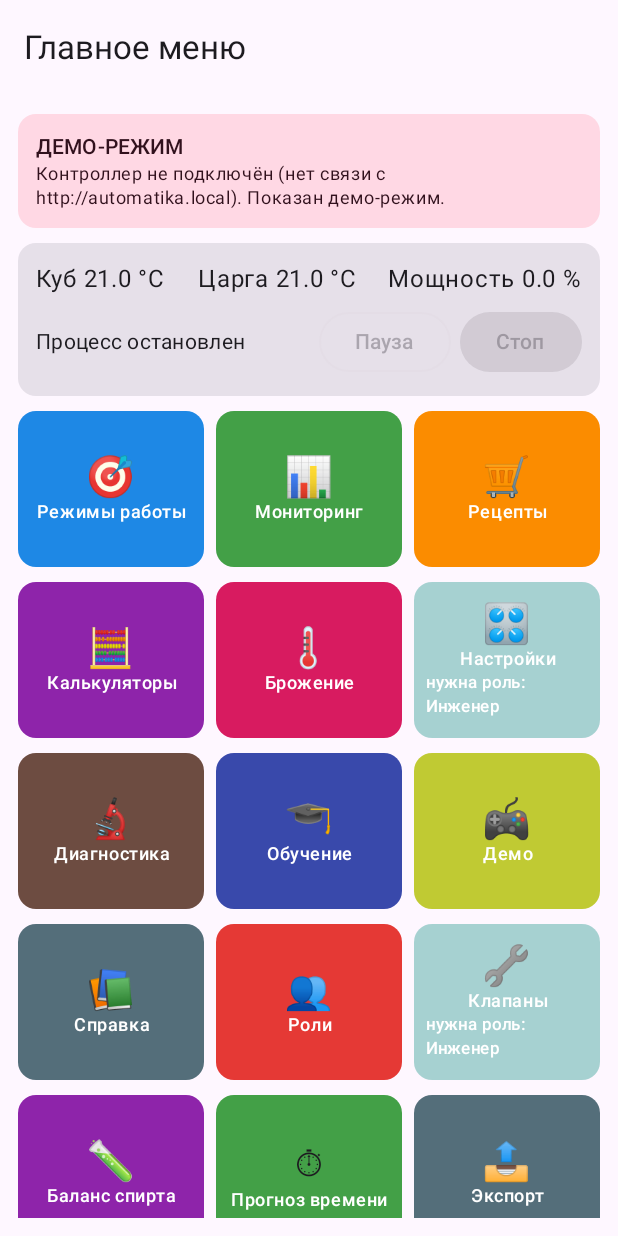
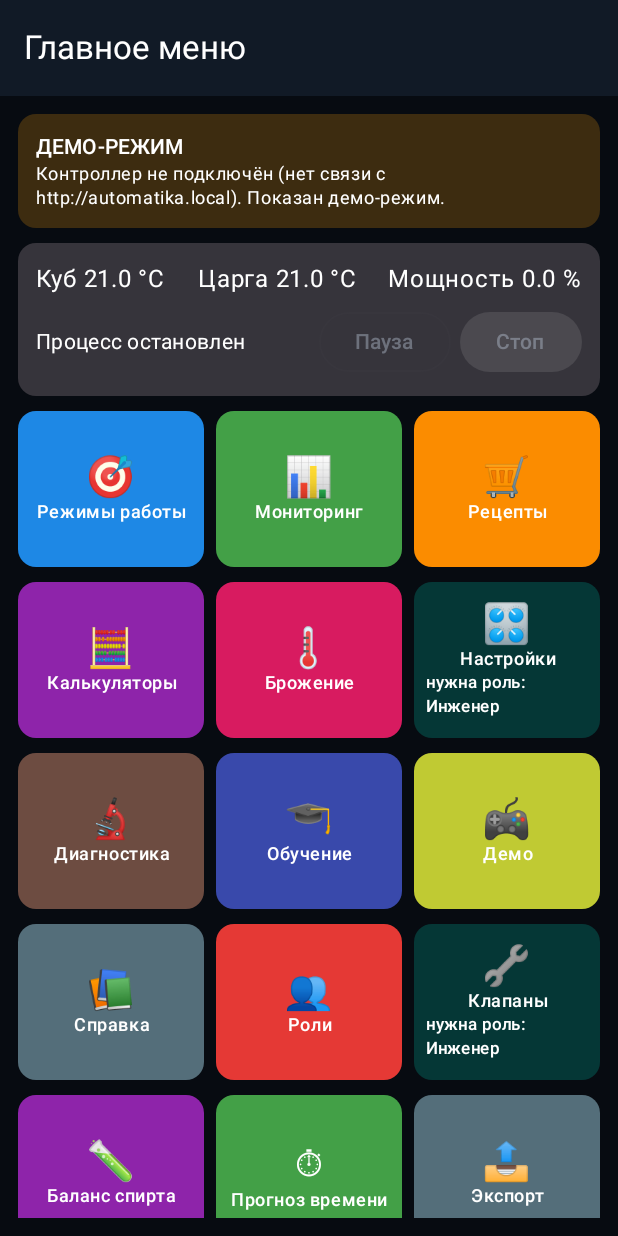
Before and after one commit to topsecret08/automatika_v2, an Android app built with Jetpack Compose: the screen it shows after launch (MainActivity), on a phone screen of 412 x 824 dp. Run offline under Robolectric (Android 15) with nearby library versions, the phone set to English and light mode, and no system bars; pictures from the network do not load.

Commit message:
Design part 1: dark navy palette, bottom nav, Android theme
- littlefs: tokens and components restyled toward the reference screens (solid navy bar, bordered cards, 4-tab bottom nav with active indicator).
- Android: AutomatikaTheme (dark color scheme shared with PWA) used in MainActivity.
- E2E: theme color assertion updated to the new background.

```diff
--- a/android/app/src/main/java/com/automatika/autopilot/MainActivity.kt
+++ b/android/app/src/main/java/com/automatika/autopilot/MainActivity.kt
@@ -8,6 +8,7 @@ import androidx.compose.material3.MaterialTheme
 import androidx.compose.material3.Surface
 import androidx.compose.ui.Modifier
 import androidx.lifecycle.viewmodel.compose.viewModel
+import com.automatika.autopilot.ui.AutomatikaTheme
 import com.automatika.autopilot.ui.AutopilotScreen
 import com.automatika.autopilot.ui.AutopilotViewModel
 import com.automatika.autopilot.ui.AutopilotViewModelFactory
@@ -16,8 +17,8 @@ class MainActivity : ComponentActivity() {
     override fun onCreate(savedInstanceState: Bundle?) {
         super.onCreate(savedInstanceState)
         setContent {
-            MaterialTheme {
-                Surface(modifier = Modifier.fillMaxSize()) {
+            AutomatikaTheme {
+                Surface(modifier = Modifier.fillMaxSize(), color = MaterialTheme.colorScheme.background) {
                     val vm: AutopilotViewModel = viewModel(
                         factory = AutopilotViewModelFactory(applicationContext),
                     )
--- /dev/null
+++ b/android/app/src/main/java/com/automatika/autopilot/ui/Theme.kt
@@ -0,0 +1,31 @@
+package com.automatika.autopilot.ui
+
+import androidx.compose.material3.MaterialTheme
+import androidx.compose.material3.darkColorScheme
+import androidx.compose.runtime.Composable
+import androidx.compose.ui.graphics.Color
+
+// Палитра совпадает с PWA (littlefs/css/tokens.css): тёмный navy, синий акцент.
+private val AutomatikaColors = darkColorScheme(
+    primary = Color(0xFF2F8CFF),
+    onPrimary = Color.White,
+    primaryContainer = Color(0xFF12324F),
+    onPrimaryContainer = Color.White,
+    secondary = Color(0xFF5E5CE6),
+    tertiary = Color(0xFFF5A524),
+    tertiaryContainer = Color(0xFF3D2C10),
+    onTertiaryContainer = Color.White,
+    error = Color(0xFFD93B3B),
+    background = Color(0xFF070B11),
+    onBackground = Color.White,
+    surface = Color(0xFF111A26),
+    onSurface = Color.White,
+    surfaceVariant = Color(0xFF1D2735),
+    onSurfaceVariant = Color(0xFFC8D6E8),
+    outline = Color(0xFF3A4D66),
+)
+
+@Composable
+fun AutomatikaTheme(content: @Composable () -> Unit) {
+    MaterialTheme(colorScheme = AutomatikaColors, content = content)
+}
```
Also changed, not shown: 5 other files.
